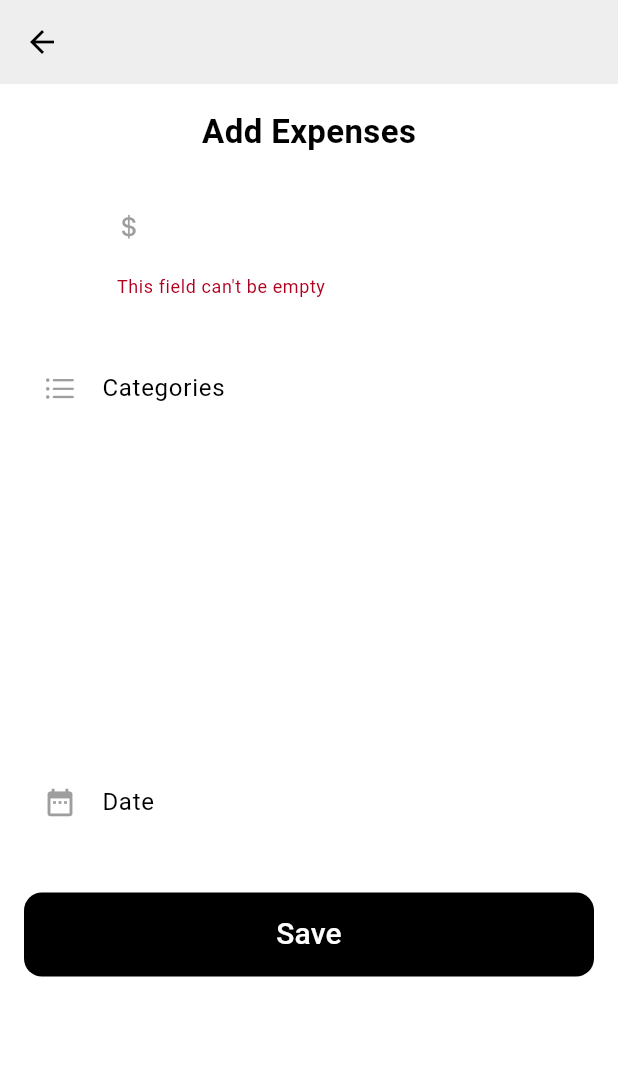
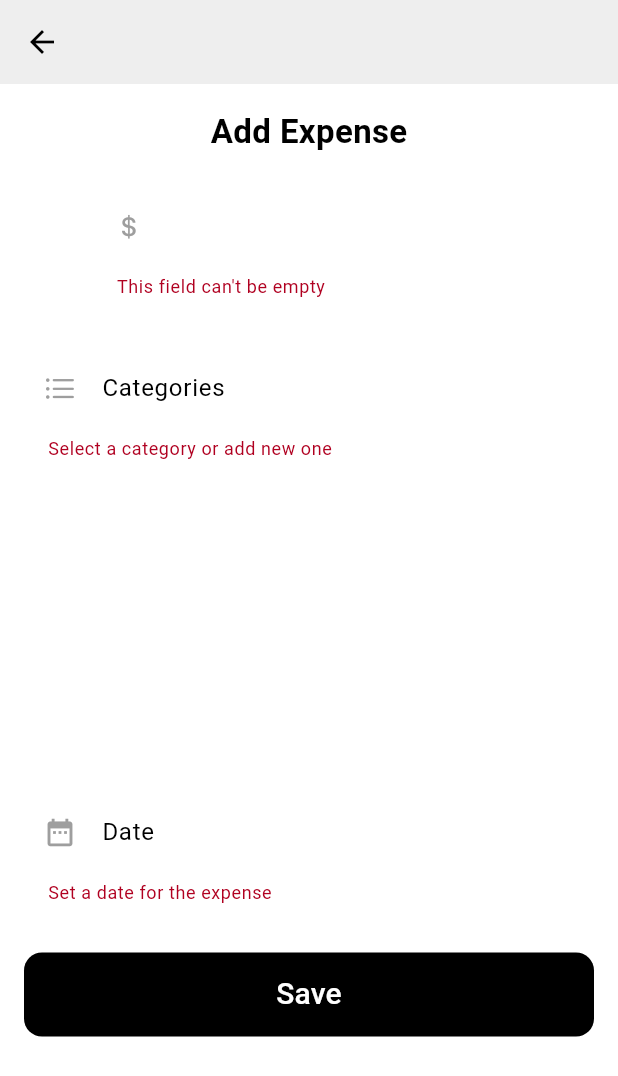
Before and after one commit to 7pak/Wallet-Tracker, a Flutter app: the AddExpense screen opened directly, after a tap on "Save", on a phone screen of 412 x 824 dp. Shown: the top 1076 px of the screen. Run offline on Flutter 3.47's test engine with Material 3 defaults, Android fonts, the phone set to English and light mode, and no system bars; our stand-ins replace bloc, cloud_firestore, equatable, firebase_core, fl_chart, flutter_bloc and 2 more; accounts and stored records are empty.

Commit message:
complete the add category and fetch categories features and add the expense and fetch expenses as well

```diff
--- a/lib/screens/add_expense/views/add_expense.dart
+++ b/lib/screens/add_expense/views/add_expense.dart
@@ -62,7 +62,7 @@ class _AddExpenseState extends State<AddExpense> {
                     child: Column(
                       crossAxisAlignment: CrossAxisAlignment.center,
                       children: [
-                        const Text('Add Expenses',
+                        const Text('Add Expense',
                             style: TextStyle(
                                 fontSize: 22, fontWeight: FontWeight.w600)),
                         const SizedBox(
@@ -103,6 +103,12 @@ class _AddExpenseState extends State<AddExpense> {
                           height: 32,
                         ),
                         TextFormField(
+                          validator: (value) {
+                            if (value == null || value.isEmpty) {
+                              return 'Select a category or add new one';
+                            }
+                            return null;
+                          },
                           controller: categoryController,
                           textAlignVertical: TextAlignVertical.center,
                           readOnly: true,
@@ -192,6 +198,12 @@ class _AddExpenseState extends State<AddExpense> {
                         ),
                         TextFormField(
                           controller: dateController,
+                          validator: (value) {
+                            if (value == null || value.isEmpty) {
+                              return 'Set a date for the expense';
+                            }
+                            return null;
+                          },
                           onTap: () async {
                             DateTime? newDate = await showDatePicker(
                                 context: context,
```
